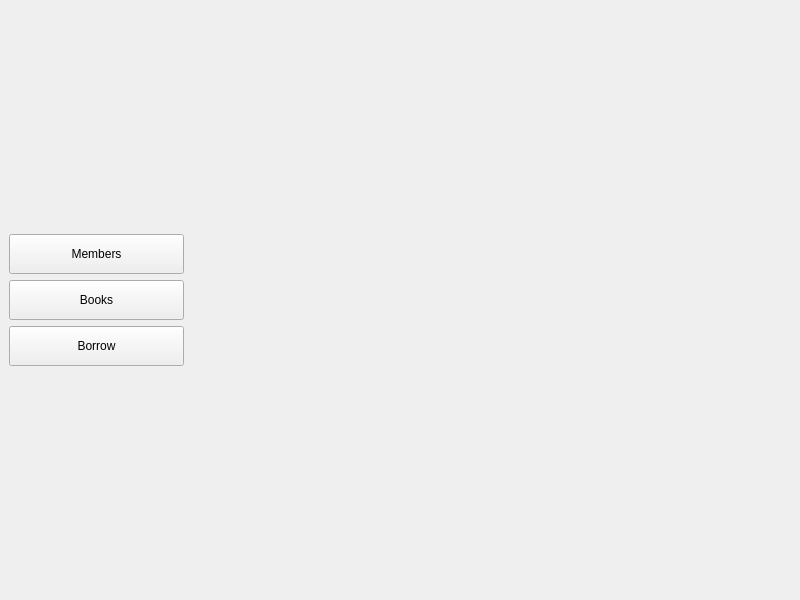
Old version of the form mainwindow.ui in the repository Ali-SZ/simple-library.
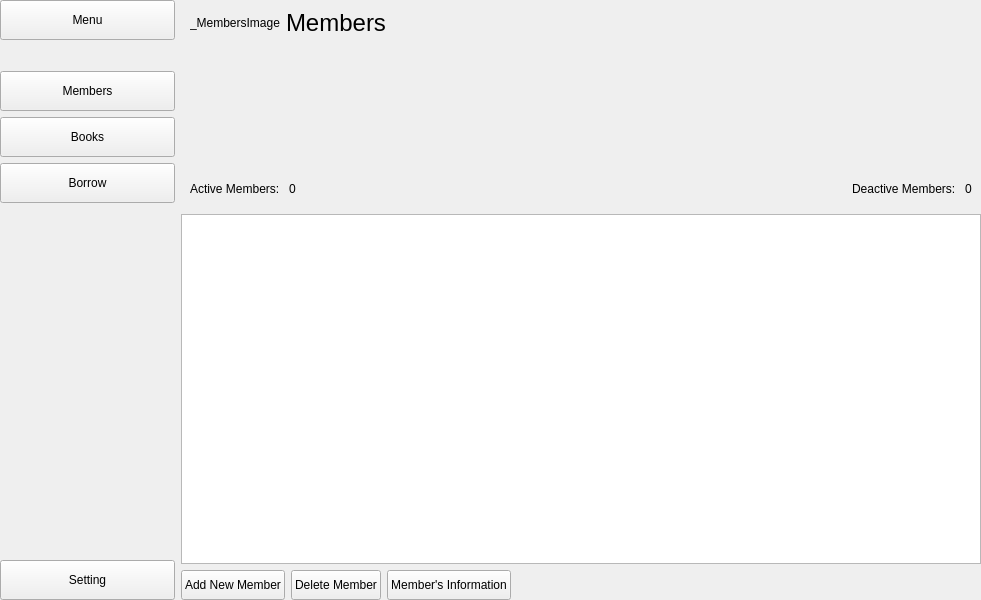
New version of the form. The open tabs and pages were chosen to show the change.

Commit message: Members and Books pages added to .ui file

The edit to the form file:
```diff
--- a/mainwindow.ui
+++ b/mainwindow.ui
@@ -6,17 +6,31 @@
    <rect>
     <x>0</x>
     <y>0</y>
-    <width>800</width>
+    <width>981</width>
     <height>600</height>
    </rect>
   </property>
+  <property name="font">
+   <font>
+    <stylestrategy>PreferDefault</stylestrategy>
+   </font>
+  </property>
+  <property name="contextMenuPolicy">
+   <enum>Qt::DefaultContextMenu</enum>
+  </property>
   <property name="windowTitle">
    <string>MainWindow</string>
   </property>
+  <property name="documentMode">
+   <bool>false</bool>
+  </property>
+  <property name="unifiedTitleAndToolBarOnMac">
+   <bool>false</bool>
+  </property>
   <widget class="QWidget" name="centralwidget">
    <layout class="QHBoxLayout" name="horizontalLayout">
     <property name="leftMargin">
-     <number>9</number>
+     <number>0</number>
     </property>
     <property name="topMargin">
      <number>0</number>
@@ -30,7 +44,7 @@
     <item>
      <widget class="QWidget" name="MenuButtonsWidget" native="true">
       <property name="sizePolicy">
-       <sizepolicy hsizetype="Preferred" vsizetype="Maximum">
+       <sizepolicy hsizetype="Preferred" vsizetype="Preferred">
         <horstretch>0</horstretch>
         <verstretch>0</verstretch>
        </sizepolicy>
@@ -48,7 +62,36 @@
        <property name="bottomMargin">
         <number>0</number>
        </property>
+       <item alignment="Qt::AlignTop">
+        <widget class="QPushButton" name="MenuButton">
+         <property name="minimumSize">
+          <size>
+           <width>175</width>
+           <height>40</height>
+          </size>
+         </property>
+         <property name="text">
+          <string>Menu</string>
+         </property>
+        </widget>
+       </item>
        <item>
+        <spacer name="verticalSpacer">
+         <property name="orientation">
+          <enum>Qt::Vertical</enum>
+         </property>
+         <property name="sizeType">
+          <enum>QSizePolicy::Preferred</enum>
+         </property>
+         <property name="sizeHint" stdset="0">
+          <size>
+           <width>20</width>
+           <height>25</height>
+          </size>
+         </property>
+        </spacer>
+       </item>
+       <item alignment="Qt::AlignVCenter">
         <widget class="QPushButton" name="ToMemebersPageButton">
          <property name="minimumSize">
           <size>
@@ -67,7 +110,7 @@
          </property>
         </widget>
        </item>
-       <item>
+       <item alignment="Qt::AlignVCenter">
         <widget class="QPushButton" name="ToBooksPageButton">
          <property name="minimumSize">
           <size>
@@ -80,7 +123,7 @@
          </property>
         </widget>
        </item>
-       <item>
+       <item alignment="Qt::AlignVCenter">
         <widget class="QPushButton" name="ToBorrowPageButton">
          <property name="minimumSize">
           <size>
@@ -93,13 +136,466 @@
          </property>
         </widget>
        </item>
+       <item>
+        <spacer name="verticalSpacer_2">
+         <property name="orientation">
+          <enum>Qt::Vertical</enum>
+         </property>
+         <property name="sizeType">
+          <enum>QSizePolicy::Expanding</enum>
+         </property>
+         <property name="sizeHint" stdset="0">
+          <size>
+           <width>20</width>
+           <height>50</height>
+          </size>
+         </property>
+        </spacer>
+       </item>
+       <item alignment="Qt::AlignBottom">
+        <widget class="QPushButton" name="SettingButton">
+         <property name="minimumSize">
+          <size>
+           <width>175</width>
+           <height>40</height>
+          </size>
+         </property>
+         <property name="text">
+          <string>Setting</string>
+         </property>
+        </widget>
+       </item>
       </layout>
      </widget>
     </item>
     <item>
      <widget class="QStackedWidget" name="Pages">
-      <widget class="QWidget" name="MembersPage"/>
-      <widget class="QWidget" name="BooksPage"/>
+      <property name="minimumSize">
+       <size>
+        <width>800</width>
+        <height>600</height>
+       </size>
+      </property>
+      <property name="currentIndex">
+       <number>1</number>
+      </property>
+      <widget class="QWidget" name="MembersPage">
+       <layout class="QVBoxLayout" name="verticalLayout_3">
+        <property name="spacing">
+         <number>6</number>
+        </property>
+        <property name="leftMargin">
+         <number>0</number>
+        </property>
+        <property name="topMargin">
+         <number>0</number>
+        </property>
+        <property name="rightMargin">
+         <number>0</number>
+        </property>
+        <property name="bottomMargin">
+         <number>0</number>
+        </property>
+        <item>
+         <widget class="QWidget" name="widget" native="true">
+          <property name="sizePolicy">
+           <sizepolicy hsizetype="Preferred" vsizetype="Preferred">
+            <horstretch>0</horstretch>
+            <verstretch>0</verstretch>
+           </sizepolicy>
+          </property>
+          <layout class="QHBoxLayout" name="horizontalLayout_2">
+           <item>
+            <widget class="QLabel" name="MembersImage">
+             <property name="sizePolicy">
+              <sizepolicy hsizetype="Maximum" vsizetype="Preferred">
+               <horstretch>0</horstretch>
+               <verstretch>0</verstretch>
+              </sizepolicy>
+             </property>
+             <property name="text">
+              <string>_MembersImage</string>
+             </property>
+            </widget>
+           </item>
+           <item>
+            <widget class="QLabel" name="MembersLable">
+             <property name="sizePolicy">
+              <sizepolicy hsizetype="MinimumExpanding" vsizetype="Preferred">
+               <horstretch>0</horstretch>
+               <verstretch>0</verstretch>
+              </sizepolicy>
+             </property>
+             <property name="font">
+              <font>
+               <pointsize>18</pointsize>
+               <stylestrategy>PreferDefault</stylestrategy>
+              </font>
+             </property>
+             <property name="text">
+              <string>Members</string>
+             </property>
+            </widget>
+           </item>
+          </layout>
+         </widget>
+        </item>
+        <item>
+         <spacer name="verticalSpacer_3">
+          <property name="orientation">
+           <enum>Qt::Vertical</enum>
+          </property>
+          <property name="sizeType">
+           <enum>QSizePolicy::Expanding</enum>
+          </property>
+          <property name="sizeHint" stdset="0">
+           <size>
+            <width>20</width>
+            <height>106</height>
+           </size>
+          </property>
+         </spacer>
+        </item>
+        <item>
+         <widget class="QWidget" name="widget_2" native="true">
+          <layout class="QHBoxLayout" name="horizontalLayout_3">
+           <item>
+            <widget class="QLabel" name="label">
+             <property name="text">
+              <string>Active Members: </string>
+             </property>
+            </widget>
+           </item>
+           <item>
+            <widget class="QLabel" name="ActiveMembersLable">
+             <property name="text">
+              <string>0</string>
+             </property>
+            </widget>
+           </item>
+           <item>
+            <spacer name="horizontalSpacer">
+             <property name="orientation">
+              <enum>Qt::Horizontal</enum>
+             </property>
+             <property name="sizeHint" stdset="0">
+              <size>
+               <width>486</width>
+               <height>20</height>
+              </size>
+             </property>
+            </spacer>
+           </item>
+           <item>
+            <widget class="QLabel" name="label_3">
+             <property name="text">
+              <string>Deactive Members: </string>
+             </property>
+            </widget>
+           </item>
+           <item>
+            <widget class="QLabel" name="DeactiveMembersLable">
+             <property name="text">
+              <string>0</string>
+             </property>
+            </widget>
+           </item>
+          </layout>
+         </widget>
+        </item>
+        <item>
+         <widget class="QListWidget" name="MembersListWidget">
+          <property name="minimumSize">
+           <size>
+            <width>0</width>
+            <height>350</height>
+           </size>
+          </property>
+         </widget>
+        </item>
+        <item alignment="Qt::AlignLeft">
+         <widget class="QWidget" name="widget_5" native="true">
+          <property name="sizePolicy">
+           <sizepolicy hsizetype="Preferred" vsizetype="Preferred">
+            <horstretch>0</horstretch>
+            <verstretch>0</verstretch>
+           </sizepolicy>
+          </property>
+          <layout class="QHBoxLayout" name="horizontalLayout_5">
+           <property name="leftMargin">
+            <number>0</number>
+           </property>
+           <property name="topMargin">
+            <number>0</number>
+           </property>
+           <property name="rightMargin">
+            <number>0</number>
+           </property>
+           <property name="bottomMargin">
+            <number>0</number>
+           </property>
+           <item>
+            <widget class="QPushButton" name="AddMemberButton">
+             <property name="sizePolicy">
+              <sizepolicy hsizetype="Maximum" vsizetype="Fixed">
+               <horstretch>0</horstretch>
+               <verstretch>0</verstretch>
+              </sizepolicy>
+             </property>
+             <property name="minimumSize">
+              <size>
+               <width>0</width>
+               <height>30</height>
+              </size>
+             </property>
+             <property name="text">
+              <string>Add New Member</string>
+             </property>
+            </widget>
+           </item>
+           <item>
+            <widget class="QPushButton" name="DeleteMemberButton">
+             <property name="sizePolicy">
+              <sizepolicy hsizetype="Maximum" vsizetype="Fixed">
+               <horstretch>0</horstretch>
+               <verstretch>0</verstretch>
+              </sizepolicy>
+             </property>
+             <property name="minimumSize">
+              <size>
+               <width>0</width>
+               <height>30</height>
+              </size>
+             </property>
+             <property name="text">
+              <string>Delete Member</string>
+             </property>
+            </widget>
+           </item>
+           <item>
+            <widget class="QPushButton" name="MemberInfoButton">
+             <property name="sizePolicy">
+              <sizepolicy hsizetype="Maximum" vsizetype="Fixed">
+               <horstretch>0</horstretch>
+               <verstretch>0</verstretch>
+              </sizepolicy>
+             </property>
+             <property name="minimumSize">
+              <size>
+               <width>0</width>
+               <height>30</height>
+              </size>
+             </property>
+             <property name="text">
+              <string>Member's Information</string>
+             </property>
+            </widget>
+           </item>
+          </layout>
+         </widget>
+        </item>
+       </layout>
+      </widget>
+      <widget class="QWidget" name="BooksPage">
+       <layout class="QVBoxLayout" name="verticalLayout_5">
+        <property name="spacing">
+         <number>6</number>
+        </property>
+        <property name="leftMargin">
+         <number>0</number>
+        </property>
+        <property name="topMargin">
+         <number>0</number>
+        </property>
+        <property name="rightMargin">
+         <number>0</number>
+        </property>
+        <property name="bottomMargin">
+         <number>0</number>
+        </property>
+        <item>
+         <widget class="QWidget" name="widget_3" native="true">
+          <layout class="QHBoxLayout" name="horizontalLayout_6">
+           <item>
+            <widget class="QLabel" name="BooksImage">
+             <property name="sizePolicy">
+              <sizepolicy hsizetype="Maximum" vsizetype="Preferred">
+               <horstretch>0</horstretch>
+               <verstretch>0</verstretch>
+              </sizepolicy>
+             </property>
+             <property name="text">
+              <string>_BooksImage</string>
+             </property>
+            </widget>
+           </item>
+           <item>
+            <widget class="QLabel" name="BooksLable">
+             <property name="sizePolicy">
+              <sizepolicy hsizetype="Preferred" vsizetype="Preferred">
+               <horstretch>0</horstretch>
+               <verstretch>0</verstretch>
+              </sizepolicy>
+             </property>
+             <property name="font">
+              <font>
+               <pointsize>18</pointsize>
+               <stylestrategy>PreferDefault</stylestrategy>
+              </font>
+             </property>
+             <property name="text">
+              <string>Books</string>
+             </property>
+            </widget>
+           </item>
+          </layout>
+         </widget>
+        </item>
+        <item>
+         <spacer name="verticalSpacer_4">
+          <property name="orientation">
+           <enum>Qt::Vertical</enum>
+          </property>
+          <property name="sizeHint" stdset="0">
+           <size>
+            <width>20</width>
+            <height>112</height>
+           </size>
+          </property>
+         </spacer>
+        </item>
+        <item>
+         <widget class="QWidget" name="widget_4" native="true">
+          <layout class="QHBoxLayout" name="horizontalLayout_7">
+           <item>
+            <widget class="QLabel" name="label_5">
+             <property name="sizePolicy">
+              <sizepolicy hsizetype="Maximum" vsizetype="Preferred">
+               <horstretch>0</horstretch>
+               <verstretch>0</verstretch>
+              </sizepolicy>
+             </property>
+             <property name="text">
+              <string>Number of Books: </string>
+             </property>
+            </widget>
+           </item>
+           <item>
+            <widget class="QLabel" name="BooksCounterLable">
+             <property name="sizePolicy">
+              <sizepolicy hsizetype="Preferred" vsizetype="Preferred">
+               <horstretch>0</horstretch>
+               <verstretch>0</verstretch>
+              </sizepolicy>
+             </property>
+             <property name="text">
+              <string>0</string>
+             </property>
+            </widget>
+           </item>
+          </layout>
+         </widget>
+        </item>
+        <item>
+         <widget class="QListWidget" name="BooksListWdget">
+          <property name="minimumSize">
+           <size>
+            <width>0</width>
+            <height>350</height>
+           </size>
+          </property>
+         </widget>
+        </item>
+        <item>
+         <widget class="QWidget" name="widget_7" native="true">
+          <layout class="QHBoxLayout" name="horizontalLayout_8">
+           <property name="leftMargin">
+            <number>0</number>
+           </property>
+           <property name="topMargin">
+            <number>0</number>
+           </property>
+           <property name="rightMargin">
+            <number>0</number>
+           </property>
+           <property name="bottomMargin">
+            <number>0</number>
+           </property>
+           <item alignment="Qt::AlignLeft">
+            <widget class="QPushButton" name="AddBookButton">
+             <property name="sizePolicy">
+              <sizepolicy hsizetype="Maximum" vsizetype="Fixed">
+               <horstretch>0</horstretch>
+               <verstretch>0</verstretch>
+              </sizepolicy>
+             </property>
+             <property name="minimumSize">
+              <size>
+               <width>0</width>
+               <height>30</height>
+              </size>
+             </property>
+             <property name="text">
+              <string>Add New Book</string>
+             </property>
+            </widget>
+           </item>
+           <item>
+            <widget class="QPushButton" name="DeleteBookButton">
+             <property name="sizePolicy">
+              <sizepolicy hsizetype="Maximum" vsizetype="Fixed">
+               <horstretch>0</horstretch>
+               <verstretch>0</verstretch>
+              </sizepolicy>
+             </property>
+             <property name="minimumSize">
+              <size>
+               <width>0</width>
+               <height>30</height>
+              </size>
+             </property>
+             <property name="text">
+              <string>Delete Book</string>
+             </property>
+            </widget>
+           </item>
+           <item>
+            <widget class="QPushButton" name="pushButton_5">
+             <property name="sizePolicy">
+              <sizepolicy hsizetype="Maximum" vsizetype="Fixed">
+               <horstretch>0</horstretch>
+               <verstretch>0</verstretch>
+              </sizepolicy>
+             </property>
+             <property name="minimumSize">
+              <size>
+               <width>0</width>
+               <height>30</height>
+              </size>
+             </property>
+             <property name="text">
+              <string>Book's Information</string>
+             </property>
+            </widget>
+           </item>
+           <item>
+            <spacer name="horizontalSpacer_2">
+             <property name="orientation">
+              <enum>Qt::Horizontal</enum>
+             </property>
+             <property name="sizeHint" stdset="0">
+              <size>
+               <width>40</width>
+               <height>20</height>
+              </size>
+             </property>
+            </spacer>
+           </item>
+          </layout>
+         </widget>
+        </item>
+       </layout>
+      </widget>
       <widget class="QWidget" name="BorrowPage"/>
      </widget>
     </item>
```
Left out of the diff: 3 changed lines with no effect on the pictures.
